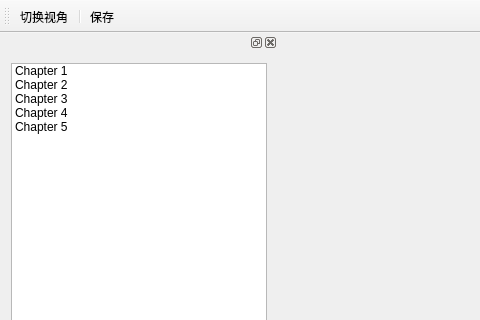
Before: the Qt Designer form DirectXWithQt/mainwindow.ui in lvke-neu/DXWithQT, drawn with Qt 5; both pictures show x 0 to 480 and y 0 to 320 of the 1024 by 768 pixel window.
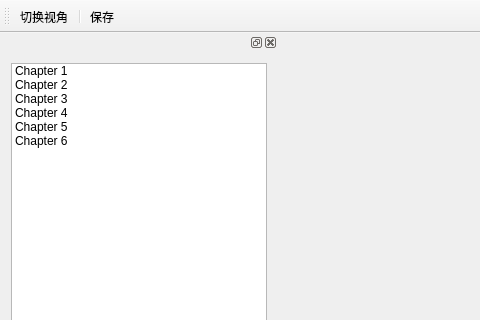
After: the same form once the commit is applied.

Diff of the .ui file:
```diff
--- a/DirectXWithQt/mainwindow.ui
+++ b/DirectXWithQt/mainwindow.ui
@@ -61,6 +61,11 @@
          <string>Chapter 5</string>
         </property>
        </item>
+       <item>
+        <property name="text">
+         <string>Chapter 6</string>
+        </property>
+       </item>
       </widget>
      </item>
     </layout>
```
